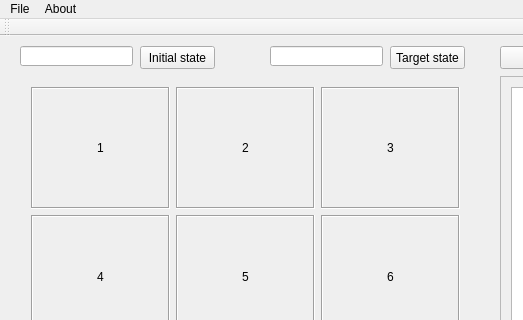
Tinsed/8_puzzle, file mainwindow.ui: the form before one commit; both pictures show x 0 to 523 and y 0 to 320 of the 862 by 508 pixel window.
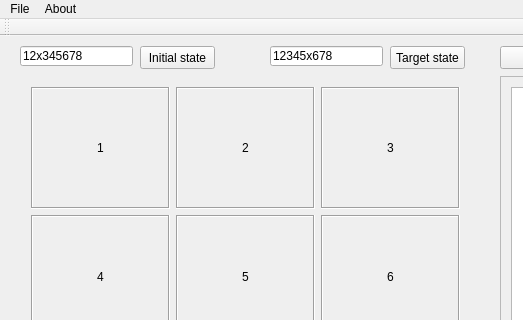
The form after the commit.

```diff
--- a/mainwindow.ui
+++ b/mainwindow.ui
@@ -299,6 +299,9 @@
       <height>20</height>
      </rect>
     </property>
+    <property name="text">
+     <string>12x345678</string>
+    </property>
    </widget>
    <widget class="QPushButton" name="pushButton_4">
     <property name="geometry">
@@ -336,7 +339,7 @@
      </rect>
     </property>
     <property name="text">
-     <string/>
+     <string>12345x678</string>
     </property>
    </widget>
   </widget>
```
